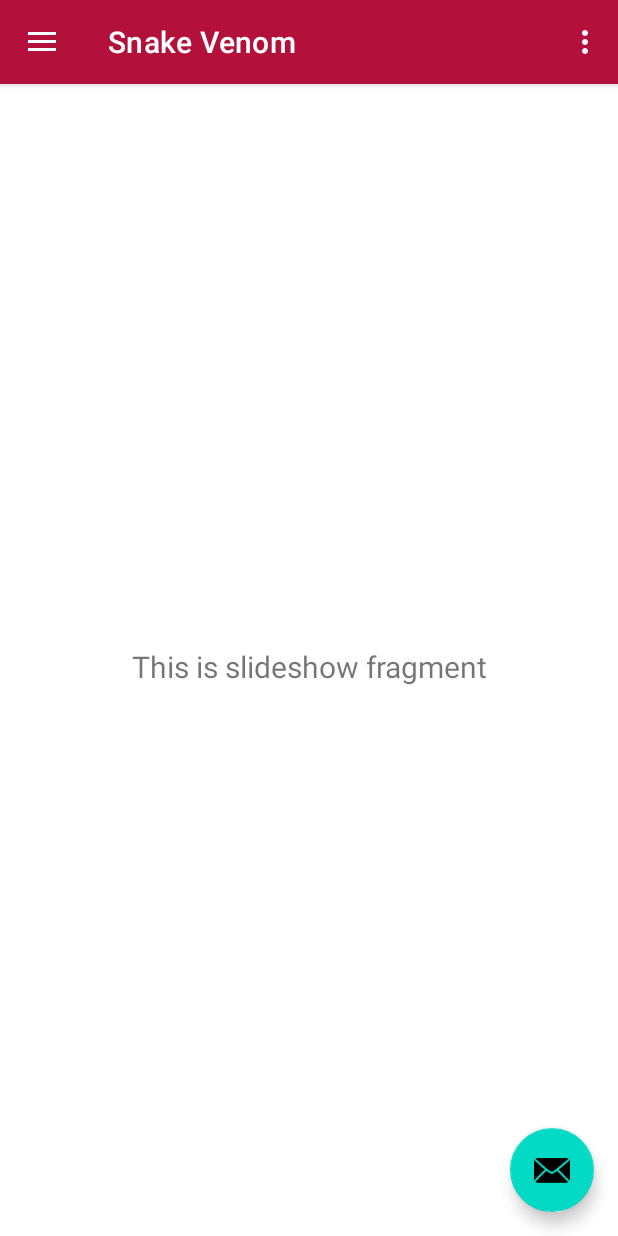
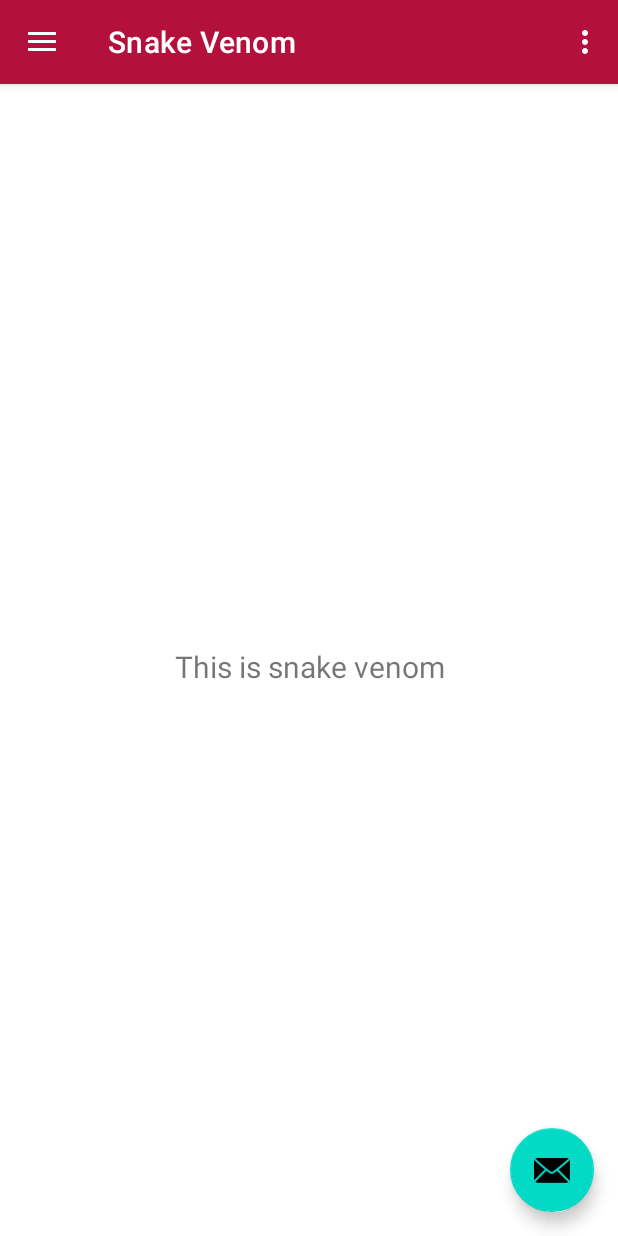
Before and after one commit to JasmanShah/first_aid_guide, an Android app: the screen it shows after launch (MainActivity), in the side drawer, after a tap on "Snake Venom", on a phone screen of 412 x 824 dp. Run offline under Robolectric (Android 15) with nearby library versions, the phone set to English and light mode, and no system bars; our stand-ins replace navigation-ui.

Commit message:
refactor snake venom 2

```diff
--- a/app/src/main/java/com/example/firstaidguide/ui/snakevenom/SnakeVenomFragment.java
+++ b/app/src/main/java/com/example/firstaidguide/ui/snakevenom/SnakeVenomFragment.java
@@ -12,19 +12,19 @@ import androidx.fragment.app.Fragment;
 import androidx.lifecycle.Observer;
 import androidx.lifecycle.ViewModelProvider;
 
-import com.example.firstaidguide.databinding.FragmentSlideshowBinding;
+import com.example.firstaidguide.databinding.FragmentSnakeVenomBinding;
 
 public class SnakeVenomFragment extends Fragment {
 
     private SnakeVenomModel snakeVenomModel;
-    private FragmentSlideshowBinding binding;
+    private FragmentSnakeVenomBinding binding;
 
     public View onCreateView(@NonNull LayoutInflater inflater,
                              ViewGroup container, Bundle savedInstanceState) {
         snakeVenomModel =
                 new ViewModelProvider(this).get(SnakeVenomModel.class);
 
-        binding = FragmentSlideshowBinding.inflate(inflater, container, false);
+        binding = FragmentSnakeVenomBinding.inflate(inflater, container, false);
         View root = binding.getRoot();
 
         final TextView textView = binding.textSlideshow;
--- a/app/src/main/java/com/example/firstaidguide/ui/snakevenom/SnakeVenomModel.java
+++ b/app/src/main/java/com/example/firstaidguide/ui/snakevenom/SnakeVenomModel.java
@@ -10,7 +10,7 @@ public class SnakeVenomModel extends ViewModel {
 
     public SnakeVenomModel() {
         mText = new MutableLiveData<>();
-        mText.setValue("This is slideshow fragment");
+        mText.setValue("This is snake venom");
     }
 
     public LiveData<String> getText() {
--- a/app/src/main/res/navigation/mobile_navigation.xml
+++ b/app/src/main/res/navigation/mobile_navigation.xml
@@ -21,5 +21,5 @@
         android:id="@+id/nav_snake_venom"
         android:name="com.example.firstaidguide.ui.snakevenom.SnakeVenomFragment"
         android:label="@string/menu_snake_venom"
-        tools:layout="@layout/fragment_slideshow" />
+        tools:layout="@layout/fragment_snake_venom" />
 </navigation>
```
Also changed, not shown: app/src/main/res/layout/fragment_snake_venom.xml (renamed from app/src/main/res/layout/fragment_slideshow.xml).
